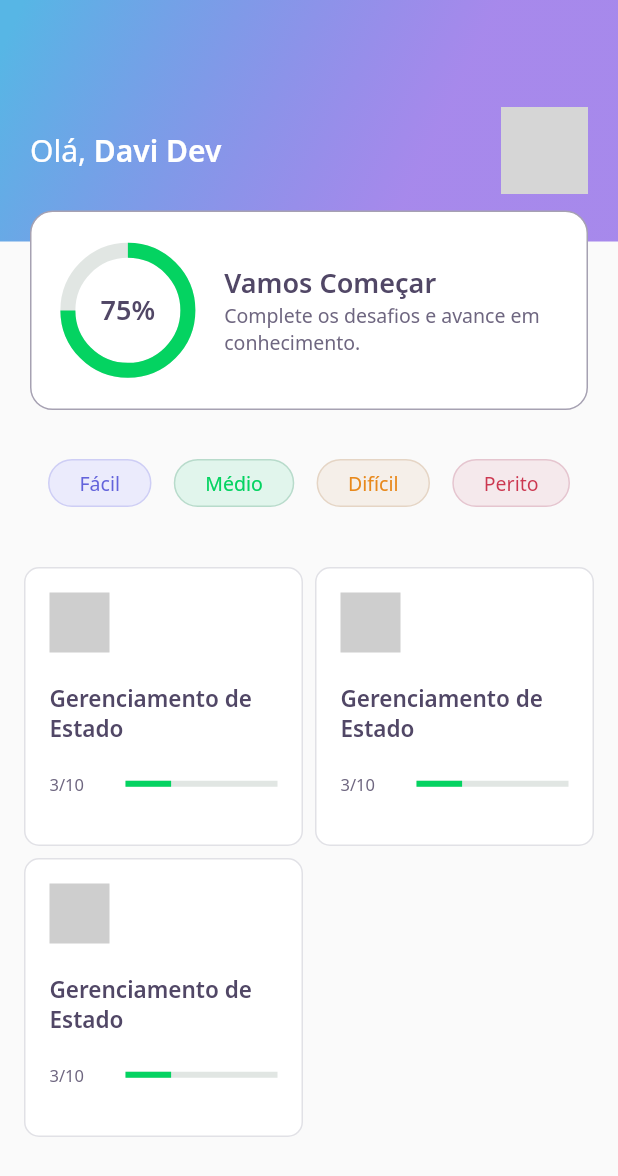
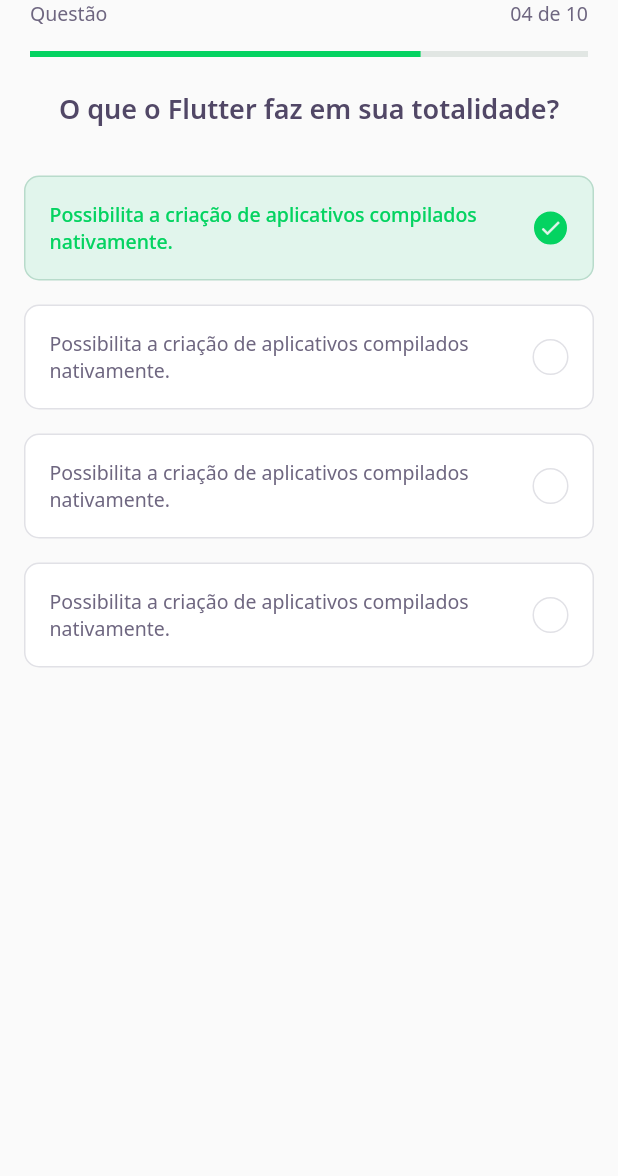
Before and after one commit to davisantosr/nlw5_flutter_devquiz, a Flutter app: the screen it shows after launch, on a phone screen of 412 x 824 dp. Shown: the top 1176 px of the screen. Run offline on Flutter 3.47's test engine with Material 2 defaults, Android fonts, the phone set to English and light mode, and no system bars; our stand-ins replace google_fonts; grey boxes are pictures that could not be loaded.

Commit message:
challenge page | question widget | quiz widget | progress indicator widget |

```diff
--- /dev/null
+++ b/lib/challenge/challenge_page.dart
@@ -0,0 +1,23 @@
+import 'package:devquiz/challenge/widgets/question_indicator/question_indicator_widget.dart';
+import 'package:devquiz/challenge/widgets/quiz/quiz_widget.dart';
+import 'package:flutter/material.dart';
+
+class ChallengePage extends StatefulWidget {
+  @override
+  _ChallengePageState createState() => _ChallengePageState();
+}
+
+class _ChallengePageState extends State<ChallengePage> {
+  @override
+  Widget build(BuildContext context) {
+    return Scaffold(
+      appBar: PreferredSize(
+        preferredSize: Size.fromHeight(60),
+        child: SafeArea(top: true, child: QuestionIndicatorWidget()),
+      ),
+      body: QuizWidget(
+        title: "O que o Flutter faz em sua totalidade?",
+      ),
+    );
+  }
+}
--- /dev/null
+++ b/lib/challenge/widgets/answer/answer_widget.dart
@@ -0,0 +1,73 @@
+import 'package:devquiz/core/app_text_styles.dart';
+import 'package:flutter/material.dart';
+import 'package:devquiz/core/app_colors.dart';
+
+class AnswerWidget extends StatelessWidget {
+  final String title;
+  final bool isRight;
+  final bool isSelected;
+
+  const AnswerWidget({
+    required this.title,
+    this.isRight = false,
+    this.isSelected = false,
+  });
+
+  Color get _selectedColorRight =>
+      isRight ? AppColors.darkGreen : AppColors.darkRed;
+
+  Color get _selectedBorderRight =>
+      isRight ? AppColors.lightGreen : AppColors.lightRed;
+
+  Color get _selectedColorCardRight =>
+      isRight ? AppColors.lightGreen : AppColors.lightRed;
+
+  Color get _selectedBorderCardRight =>
+      isRight ? AppColors.green : AppColors.red;
+
+  TextStyle get _selectedTextStyleRight =>
+      isRight ? AppTextStyles.bodyDarkGreen : AppTextStyles.bodyDarkRed;
+
+  IconData get _selectedIconRight => isRight ? Icons.check : Icons.close;
+
+  @override
+  Widget build(BuildContext context) {
+    return Padding(
+      padding: const EdgeInsets.symmetric(horizontal: 16.0, vertical: 8.0),
+      child: Container(
+        padding: EdgeInsets.all(16),
+        decoration: BoxDecoration(
+            color: isSelected ? _selectedColorCardRight : AppColors.white,
+            borderRadius: BorderRadius.circular(10),
+            border: Border.fromBorderSide(BorderSide(
+              color: isSelected ? _selectedBorderCardRight : AppColors.border,
+            ))),
+        child:
+            Row(mainAxisAlignment: MainAxisAlignment.spaceBetween, children: [
+          Expanded(
+            child: Text(
+              title,
+              style: isSelected ? _selectedTextStyleRight : AppTextStyles.body,
+            ),
+          ),
+          Container(
+            width: 24,
+            height: 24,
+            child: Icon(
+              isSelected ? _selectedIconRight : Icons.check,
+              size: 16,
+              color: isSelected ? _selectedBorderRight : AppColors.white,
+            ),
+            decoration: BoxDecoration(
+              color: isSelected ? _selectedColorRight : AppColors.white,
+              borderRadius: BorderRadius.circular(500),
+              border: Border.fromBorderSide(BorderSide(
+                color: isSelected ? _selectedBorderRight : AppColors.border,
+              )),
+            ),
+          )
+        ]),
+      ),
+    );
+  }
+}
--- /dev/null
+++ b/lib/challenge/widgets/question_indicator/question_indicator_widget.dart
@@ -0,0 +1,25 @@
+import 'package:devquiz/core/app_text_styles.dart';
+import 'package:devquiz/shared/widgets/progress_indicator/progress_indicator_widget.dart';
+import 'package:flutter/material.dart';
+
+class QuestionIndicatorWidget extends StatelessWidget {
+  @override
+  Widget build(BuildContext context) {
+    return Container(
+      padding: const EdgeInsets.symmetric(horizontal: 20),
+      child: Column(
+        children: [
+          Row(
+            mainAxisAlignment: MainAxisAlignment.spaceBetween,
+            children: [
+              Text("Questão", style: AppTextStyles.body),
+              Text("04 de 10", style: AppTextStyles.body),
+            ],
+          ),
+          SizedBox(height: 16),
+          ProgressIndicatorWidget(value: 0.7)
+        ],
+      ),
+    );
+  }
+}
--- /dev/null
+++ b/lib/challenge/widgets/quiz/quiz_widget.dart
@@ -0,0 +1,50 @@
+import 'package:devquiz/challenge/widgets/answer/answer_widget.dart';
+import 'package:devquiz/core/app_text_styles.dart';
+import 'package:flutter/material.dart';
+
+class QuizWidget extends StatelessWidget {
+  final String title;
+
+  const QuizWidget({required this.title});
+
+  @override
+  Widget build(BuildContext context) {
+    return Container(
+      child: Column(
+        children: [
+          Text(
+            title,
+            style: AppTextStyles.heading,
+          ),
+          SizedBox(
+            height: 24,
+          ),
+          AnswerWidget(
+            isRight: true,
+            isSelected: true,
+            title:
+                "Possibilita a criação de aplicativos compilados nativamente.",
+          ),
+          AnswerWidget(
+            isRight: true,
+            isSelected: false,
+            title:
+                "Possibilita a criação de aplicativos compilados nativamente.",
+          ),
+          AnswerWidget(
+            isRight: true,
+            isSelected: false,
+            title:
+                "Possibilita a criação de aplicativos compilados nativamente.",
+          ),
+          AnswerWidget(
+            isRight: true,
+            isSelected: false,
+            title:
+                "Possibilita a criação de aplicativos compilados nativamente.",
+          ),
+        ],
+      ),
+    );
+  }
+}
--- a/lib/core/app_widget.dart
+++ b/lib/core/app_widget.dart
@@ -1,4 +1,4 @@
-import 'package:devquiz/home/home_page.dart';
+import 'package:devquiz/challenge/challenge_page.dart';
 import 'package:flutter/material.dart';
 
 class AppWidget extends StatelessWidget {
@@ -6,7 +6,7 @@ class AppWidget extends StatelessWidget {
   Widget build(BuildContext context) {
     return MaterialApp(
       title: "DevQuiz",
-      home: HomePage(),
+      home: ChallengePage(),
     );
   }
 }
--- a/lib/home/widgets/quiz_card/quiz_card_widget.dart
+++ b/lib/home/widgets/quiz_card/quiz_card_widget.dart
@@ -1,4 +1,5 @@
 import 'package:devquiz/core/app_text_styles.dart';
+import 'package:devquiz/shared/widgets/progress_indicator/progress_indicator_widget.dart';
 import 'package:flutter/material.dart';
 import 'package:devquiz/core/app_colors.dart';
 
@@ -43,12 +44,7 @@ class QuizCardWidget extends StatelessWidget {
               ),
               Expanded(
                 flex: 2,
-                child: LinearProgressIndicator(
-                  value: 0.3,
-                  backgroundColor: AppColors.chartSecondary,
-                  valueColor:
-                      AlwaysStoppedAnimation<Color>(AppColors.chartPrimary),
-                ),
+                child: ProgressIndicatorWidget(value: 3.0),
               )
             ],
           )
--- /dev/null
+++ b/lib/shared/widgets/progress_indicator/progress_indicator_widget.dart
@@ -0,0 +1,17 @@
+import 'package:flutter/material.dart';
+import 'package:devquiz/core/app_colors.dart';
+
+class ProgressIndicatorWidget extends StatelessWidget {
+  final double value;
+
+  const ProgressIndicatorWidget({required this.value});
+
+  @override
+  Widget build(BuildContext context) {
+    return LinearProgressIndicator(
+      value: value,
+      backgroundColor: AppColors.chartSecondary,
+      valueColor: AlwaysStoppedAnimation<Color>(AppColors.chartPrimary),
+    );
+  }
+}
```
